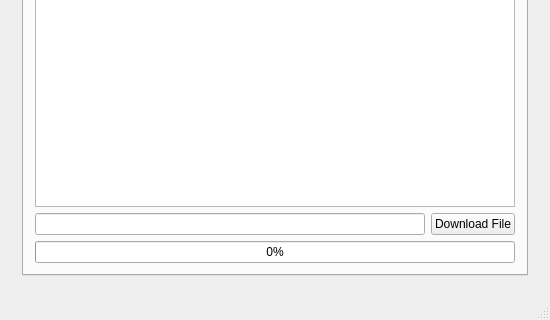
The window that Forms/mainwindow.ui (nickgalante/CorbeClient) describes before a commit, drawn with Qt 5; both pictures show x 0 to 550 and y 230 to 550 of the 550 by 550 pixel window.
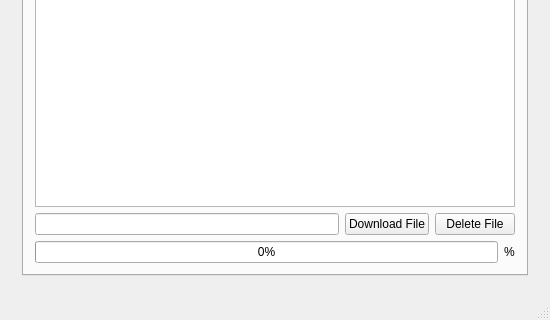
The same window after the commit. The open tabs and pages were chosen to show the change.

Commit message: Delete a file, and view subordinate's files.

Patch:
```diff
--- a/Forms/mainwindow.ui
+++ b/Forms/mainwindow.ui
@@ -344,13 +344,6 @@
               </item>
              </layout>
             </item>
-            <item row="4" column="0" colspan="2">
-             <widget class="QProgressBar" name="downloadProgress">
-              <property name="value">
-               <number>0</number>
-              </property>
-             </widget>
-            </item>
             <item row="3" column="0" colspan="2">
              <layout class="QHBoxLayout" name="horizontalLayout_3">
               <item>
@@ -366,8 +359,29 @@
                 </property>
                </widget>
               </item>
+              <item>
+               <widget class="QPushButton" name="deleteFileButton">
+                <property name="text">
+                 <string>Delete File</string>
+                </property>
+               </widget>
+              </item>
              </layout>
             </item>
+            <item row="4" column="0">
+             <widget class="QProgressBar" name="downloadProgress">
+              <property name="value">
+               <number>0</number>
+              </property>
+             </widget>
+            </item>
+            <item row="4" column="1">
+             <widget class="QLabel" name="progressPrecent">
+              <property name="text">
+               <string>%</string>
+              </property>
+             </widget>
+            </item>
            </layout>
           </widget>
           <widget class="QWidget" name="Logout">
```
Left out of the diff: 11 changed lines with no effect on the pictures. The commit also changes 4 other files.
